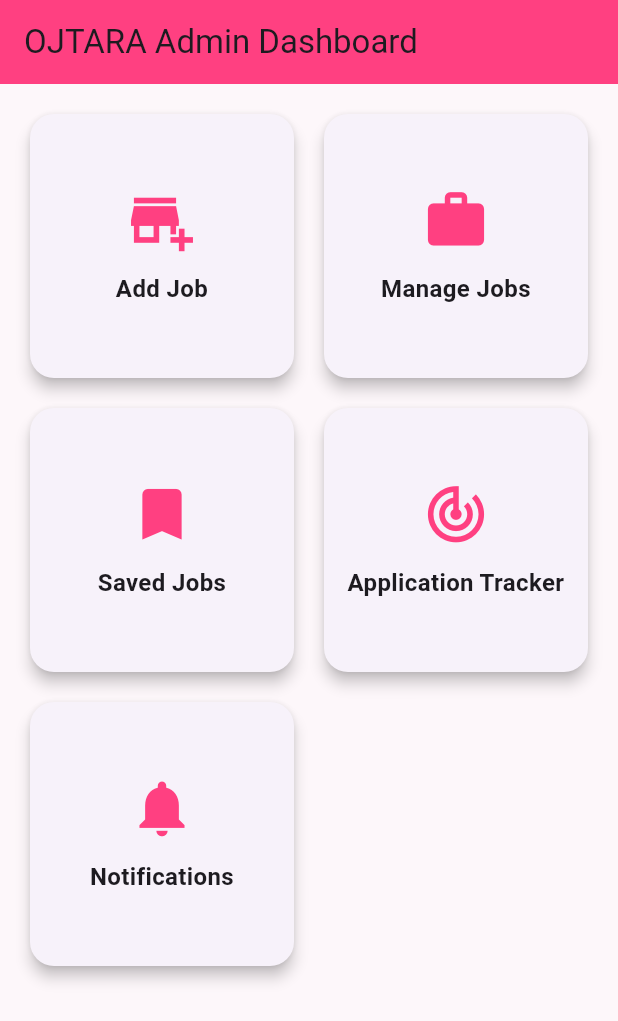
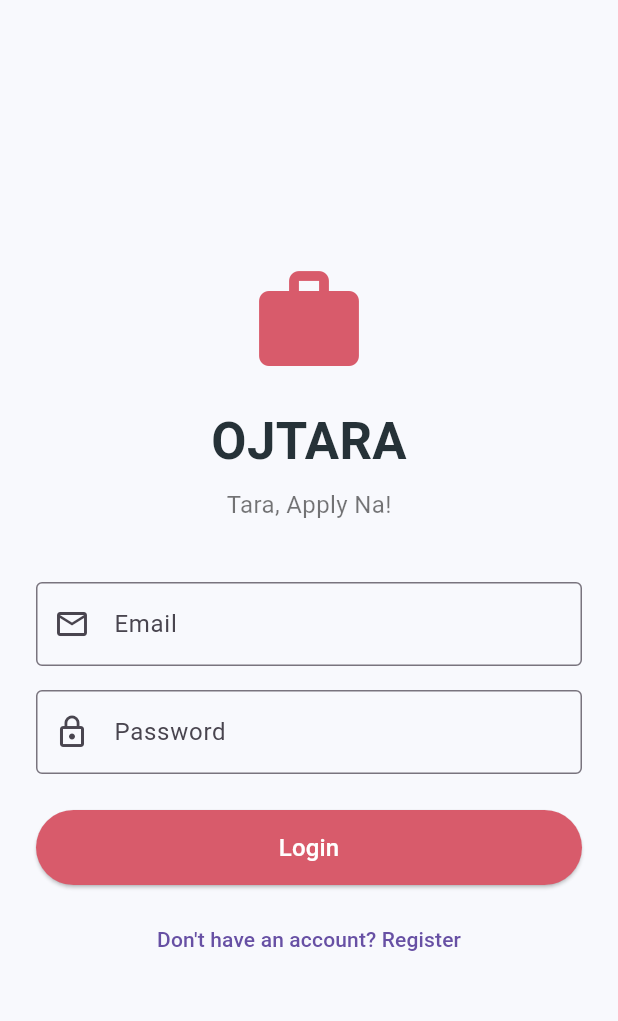
Before and after one commit to lesliemwamwa/ojtara_app, a Flutter app: the screen it shows after launch, on a phone screen of 412 x 824 dp. Shown: the top 1021 px of the screen. Run offline on Flutter 3.47's test engine with Material 3 defaults, Android fonts, the phone set to English and light mode, and no system bars.

Commit message:
Added OJTARA login screen

```diff
--- a/lib/main.dart
+++ b/lib/main.dart
@@ -1,5 +1,7 @@
 import 'package:flutter/material.dart';
 import 'screens/admin_dashboard_screen.dart';
+import 'screens/login_screen.dart';
+
 
 void main() {
   runApp(const OjtaraApp());
@@ -17,7 +19,7 @@ class OjtaraApp extends StatelessWidget {
         primarySwatch: Colors.pink,
         scaffoldBackgroundColor: const Color(0xFFFDF7FA),
       ),
-      home: const AdminDashboardScreen(),
+      home: const LoginScreen(),
     );
   }
 }
--- /dev/null
+++ b/lib/screens/login_screen.dart
@@ -0,0 +1,133 @@
+import 'package:flutter/material.dart';
+
+class LoginScreen extends StatefulWidget {
+  const LoginScreen({super.key});
+
+  @override
+  State<LoginScreen> createState() => _LoginScreenState();
+}
+
+class _LoginScreenState extends State<LoginScreen> {
+  final emailController = TextEditingController();
+  final passwordController = TextEditingController();
+
+  void loginUser() {
+    final email = emailController.text.trim();
+    final password = passwordController.text.trim();
+
+    if (email.isEmpty || password.isEmpty) {
+      ScaffoldMessenger.of(context).showSnackBar(
+        const SnackBar(
+          content: Text('Please enter your email and password.'),
+        ),
+      );
+      return;
+    }
+
+    ScaffoldMessenger.of(context).showSnackBar(
+      const SnackBar(
+        content: Text('Login button clicked. Firebase login will be added later.'),
+      ),
+    );
+  }
+
+  @override
+  Widget build(BuildContext context) {
+    return Scaffold(
+      backgroundColor: const Color(0xFFF8F9FD),
+      body: SafeArea(
+        child: Center(
+          child: SingleChildScrollView(
+            padding: const EdgeInsets.all(24),
+            child: Column(
+              mainAxisAlignment: MainAxisAlignment.center,
+              children: [
+                const Icon(
+                  Icons.work_rounded,
+                  size: 80,
+                  color: Color(0xFFD85B6B),
+                ),
+
+                const SizedBox(height: 16),
+
+                const Text(
+                  'OJTARA',
+                  style: TextStyle(
+                    fontSize: 34,
+                    fontWeight: FontWeight.bold,
+                    color: Color(0xFF263238),
+                  ),
+                ),
+
+                const SizedBox(height: 6),
+
+                const Text(
+                  'Tara, Apply Na!',
+                  style: TextStyle(
+                    fontSize: 16,
+                    color: Colors.black54,
+                  ),
+                ),
+
+                const SizedBox(height: 40),
+
+                TextField(
+                  controller: emailController,
+                  keyboardType: TextInputType.emailAddress,
+                  decoration: const InputDecoration(
+                    labelText: 'Email',
+                    prefixIcon: Icon(Icons.email_outlined),
+                    border: OutlineInputBorder(),
+                  ),
+                ),
+
+                const SizedBox(height: 16),
+
+                TextField(
+                  controller: passwordController,
+                  obscureText: true,
+                  decoration: const InputDecoration(
+                    labelText: 'Password',
+                    prefixIcon: Icon(Icons.lock_outline),
+                    border: OutlineInputBorder(),
+                  ),
+                ),
+
+                const SizedBox(height: 24),
+
+                SizedBox(
+                  width: double.infinity,
+                  height: 50,
+                  child: ElevatedButton(
+                    onPressed: loginUser,
+                    style: ElevatedButton.styleFrom(
+                      backgroundColor: const Color(0xFFD85B6B),
+                      foregroundColor: Colors.white,
+                    ),
+                    child: const Text(
+                      'Login',
+                      style: TextStyle(fontSize: 16),
+                    ),
+                  ),
+                ),
+
+                const SizedBox(height: 12),
+
+                TextButton(
+                  onPressed: () {
+                    ScaffoldMessenger.of(context).showSnackBar(
+                      const SnackBar(
+                        content: Text('Register screen will be added next.'),
+                      ),
+                    );
+                  },
+                  child: const Text("Don't have an account? Register"),
+                ),
+              ],
+            ),
+          ),
+        ),
+      ),
+    );
+  }
+}
```
